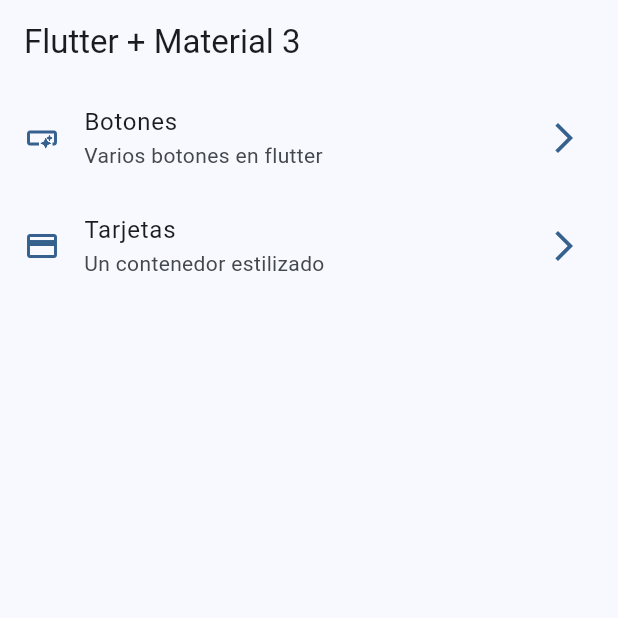
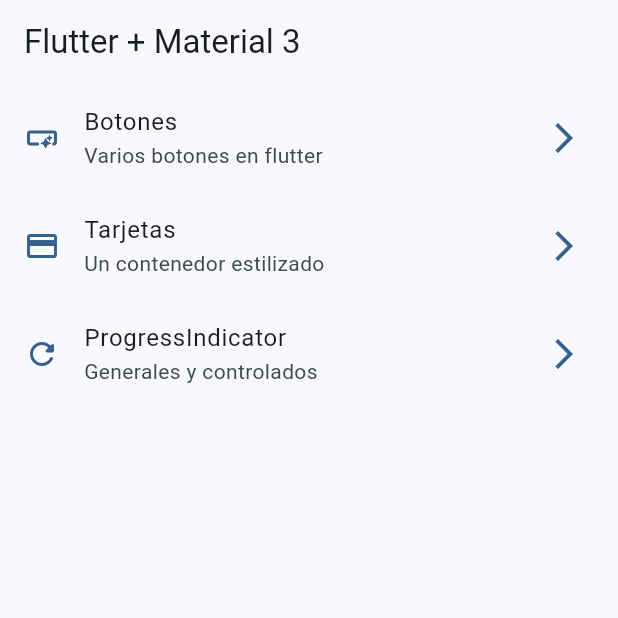
Before and after one commit to jadrdev/widgets_app, a Flutter app: the screen it shows after launch, on a phone screen of 412 x 824 dp, the top half of it. Run offline on Flutter 3.47's test engine with Material 2 defaults, Android fonts, the phone set to English and light mode, and no system bars; our stand-ins replace go_router.

Commit message:
ProgressIndicator Finish

```diff
--- a/lib/config/menu/menu_items.dart
+++ b/lib/config/menu/menu_items.dart
@@ -24,4 +24,9 @@ const appMenuItems = <MenuItems>[
       subtitle: 'Un contenedor estilizado',
       link: '/cards',
       icon: Icons.credit_card),
+      MenuItems(
+      title: 'ProgressIndicator',
+      subtitle: 'Generales y controlados',
+      link: '/progress',
+      icon: Icons.refresh_rounded),
 ];
--- a/lib/config/router/app_router.dart
+++ b/lib/config/router/app_router.dart
@@ -20,5 +20,10 @@ final appRouter = GoRouter(
       name: CardsScreen.name,
       builder: (context, state) => const CardsScreen(),
     ),
+    GoRoute(
+      path: '/progress',
+      name: PogressScreen.name,
+      builder: (context, state) => const PogressScreen(),
+    ),
   ],
 );
```
Also changed, not shown: lib/presentation/screens/progress/progress_screen.dart (+67 -1 lines).
